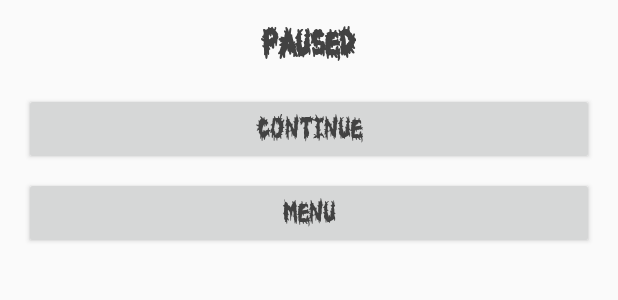
After one commit to jeanvanbeneden/SkyInv2, an Android app: the layout pause_popup_layout.xml on its own in the app's theme, with its tools: preview values and no code run, on a phone screen of 412 x 824 dp. The commit adds this screen. Shown: the top 300 px of the screen. Run offline under Robolectric (Android 15) with nearby library versions, the phone set to English and light mode, and no system bars.

Commit message:
affichage de popup pause

```diff
--- a/app/src/main/java/com/example/skyinv2/SkyInvActivity.kt
+++ b/app/src/main/java/com/example/skyinv2/SkyInvActivity.kt
@@ -20,6 +20,7 @@ class SkyInvActivity : AppCompatActivity() {
 
             val screenHeight = resources.displayMetrics.heightPixels
             val screenWidth = resources.displayMetrics.widthPixels
+
             skyView = SkyView(this, screenWidth, screenHeight)
 
 
--- /dev/null
+++ b/app/src/main/res/layout/pause_popup_layout.xml
@@ -0,0 +1,33 @@
+<?xml version="1.0" encoding="utf-8"?>
+<LinearLayout xmlns:android="http://schemas.android.com/apk/res/android"
+    android:layout_width="match_parent"
+    android:layout_height="wrap_content"
+    android:orientation="vertical"
+    android:padding="16dp">
+
+    <TextView
+        android:id="@+id/pause_popup_title"
+        android:layout_width="wrap_content"
+        android:layout_height="wrap_content"
+        android:text="Paused"
+        style="@style/Polytech"
+        android:textSize="24sp"
+        android:textStyle="bold"
+        android:layout_gravity="center_horizontal"
+        android:layout_marginBottom="20dp"/>
+
+    <Button
+        android:id="@+id/resume_button"
+        android:layout_width="match_parent"
+        android:layout_height="wrap_content"
+        android:text="Continue"
+        style="@style/Polytech"
+        android:layout_marginBottom="8dp"/>
+
+    <Button
+        android:id="@+id/menu_button"
+        android:layout_width="match_parent"
+        android:layout_height="wrap_content"
+        style="@style/Polytech"
+        android:text="Menu"/>
+</LinearLayout>
```
Also changed, not shown: app/src/main/java/com/example/skyinv2/Popup.kt (added, +22 -0 lines), app/src/main/java/com/example/skyinv2/SkyView.kt (+6 -11 lines).
